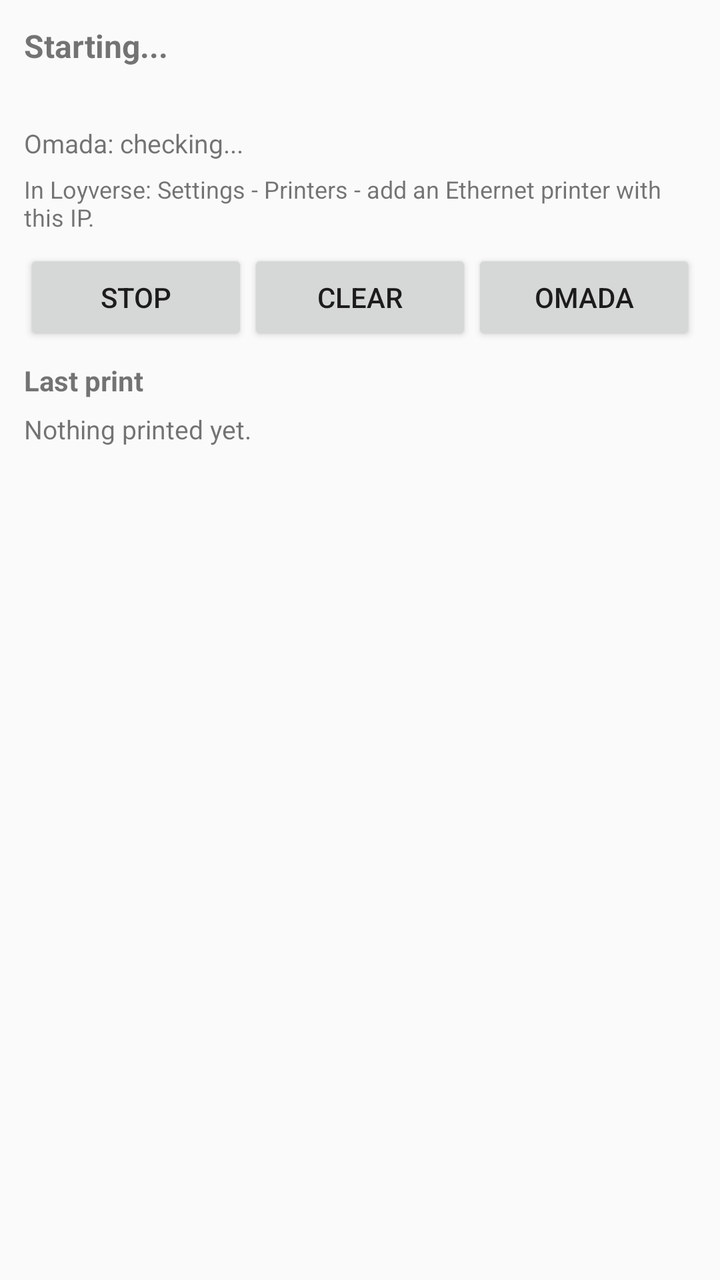
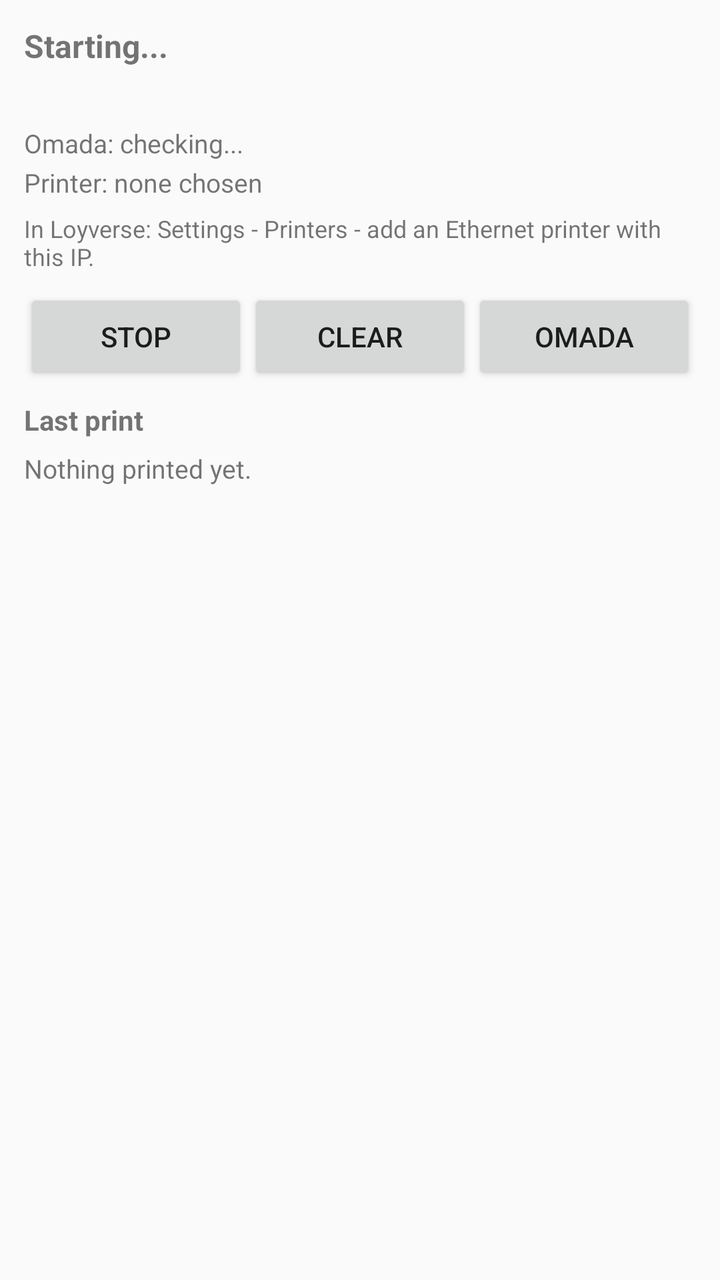

Compare the two renders of this Android layout. The source of the first and the diff that turns it into the second are given below.
<!-- AndroidManifest.xml: application theme android:Theme.Material.Light.DarkActionBar -->
<!-- res/layout/activity_main.xml -->
<?xml version="1.0" encoding="utf-8"?>
<LinearLayout xmlns:android="http://schemas.android.com/apk/res/android"
    android:orientation="vertical"
    android:layout_width="match_parent"
    android:layout_height="match_parent"
    android:padding="12dp">

    <TextView
        android:id="@+id/statusLine"
        android:layout_width="match_parent"
        android:layout_height="wrap_content"
        android:textSize="16sp"
        android:textStyle="bold"
        android:text="Starting..." />

    <TextView
        android:id="@+id/addressLine"
        android:layout_width="match_parent"
        android:layout_height="wrap_content"
        android:paddingTop="4dp"
        android:textSize="14sp"
        android:typeface="monospace"
        android:text="" />

    <TextView
        android:id="@+id/omadaLine"
        android:layout_width="match_parent"
        android:layout_height="wrap_content"
        android:paddingTop="6dp"
        android:textSize="13sp"
        android:text="Omada: checking..." />

    <TextView
        android:id="@+id/hintLine"
        android:layout_width="match_parent"
        android:layout_height="wrap_content"
        android:paddingTop="6dp"
        android:paddingBottom="8dp"
        android:textSize="12sp"
        android:text="In Loyverse: Settings - Printers - add an Ethernet printer with this IP." />

    <LinearLayout
        android:layout_width="match_parent"
        android:layout_height="wrap_content"
        android:orientation="horizontal">

        <Button
            android:id="@+id/toggleButton"
            android:layout_width="0dp"
            android:layout_weight="1"
            android:layout_height="wrap_content"
            android:text="Stop" />

        <Button
            android:id="@+id/clearButton"
            android:layout_width="0dp"
            android:layout_weight="1"
            android:layout_height="wrap_content"
            android:text="Clear" />

        <Button
            android:id="@+id/omadaButton"
            android:layout_width="0dp"
            android:layout_weight="1"
            android:layout_height="wrap_content"
            android:text="Omada" />
    </LinearLayout>

    <TextView
        android:layout_width="match_parent"
        android:layout_height="wrap_content"
        android:paddingTop="8dp"
        android:textStyle="bold"
        android:text="Last print" />

    <ScrollView
        android:layout_width="match_parent"
        android:layout_height="0dp"
        android:layout_weight="1">

      <LinearLayout
          android:orientation="vertical"
          android:layout_width="match_parent"
          android:layout_height="wrap_content">

        <ImageView
            android:id="@+id/receiptImage"
            android:layout_width="match_parent"
            android:layout_height="wrap_content"
            android:adjustViewBounds="true"
            android:scaleType="fitStart"
            android:background="#FFFFFF"
            android:contentDescription="Rendered receipt"
            android:visibility="gone" />

        <TextView
            android:id="@+id/emptyView"
            android:layout_width="match_parent"
            android:layout_height="wrap_content"
            android:paddingTop="6dp"
            android:textSize="13sp"
            android:text="Nothing printed yet." />
      </LinearLayout>
    </ScrollView>
</LinearLayout>
<!-- resources referenced by this layout -->
<resources>

</resources>

<!-- the commit's change to res/layout/activity_main.xml (unified diff, before → after) -->
@@ -29,6 +29,14 @@
         android:paddingTop="6dp"
         android:textSize="13sp"
         android:text="Omada: checking..." />
+
+    <TextView
+        android:id="@+id/printerLine"
+        android:layout_width="match_parent"
+        android:layout_height="wrap_content"
+        android:paddingTop="2dp"
+        android:textSize="13sp"
+        android:text="Printer: none chosen" />
 
     <TextView
         android:id="@+id/hintLine"
